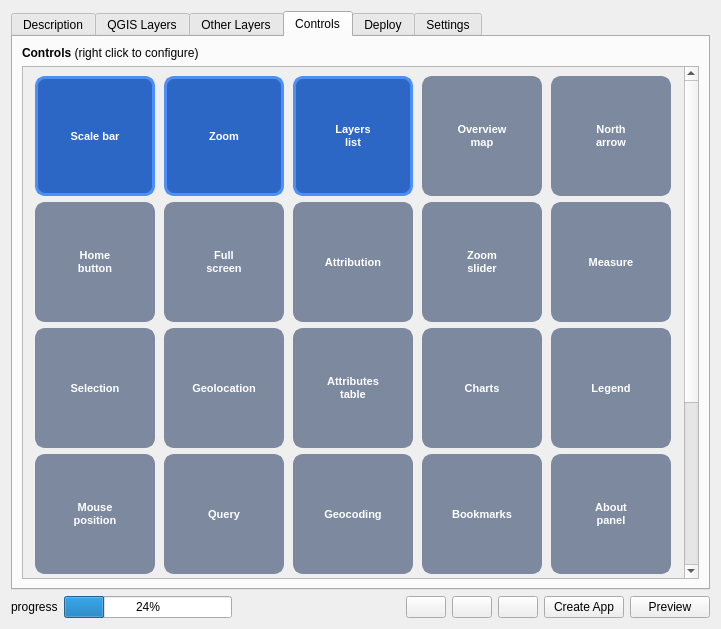
This is webappbuilder/ui_maindialog.ui in planetfederal/qgis-webappbuilder-plugin as Qt 5 draws it before an edit. The edited form follows.
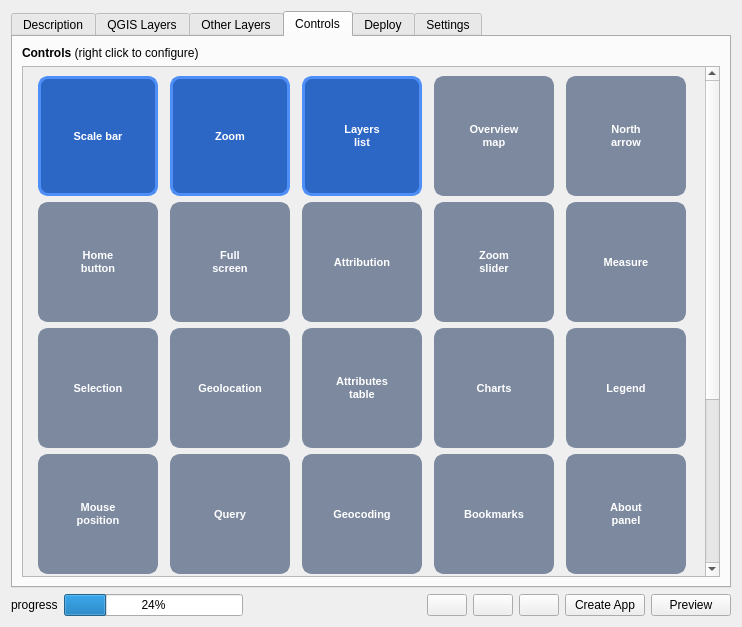
This is the edited form. The open tabs and pages were chosen to show the change. Icons and pictures are not drawn.

Diff of the .ui file:
```diff
--- a/webappbuilder/ui_maindialog.ui
+++ b/webappbuilder/ui_maindialog.ui
@@ -6,8 +6,8 @@
    <rect>
     <x>0</x>
     <y>0</y>
-    <width>721</width>
-    <height>629</height>
+    <width>742</width>
+    <height>627</height>
    </rect>
   </property>
   <property name="windowTitle">
@@ -336,7 +336,7 @@
            <rect>
             <x>0</x>
             <y>0</y>
-            <width>670</width>
+            <width>681</width>
             <height>774</height>
            </rect>
           </property>
```
Left out of the diff: 66 changed lines with no effect on the pictures.
